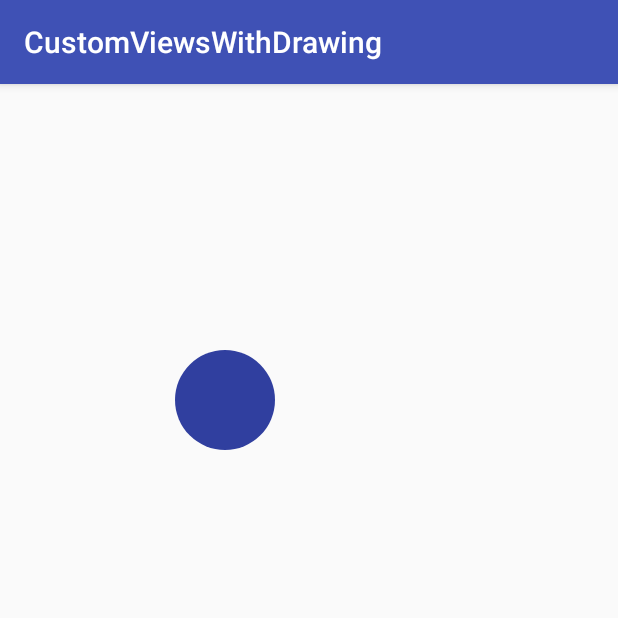
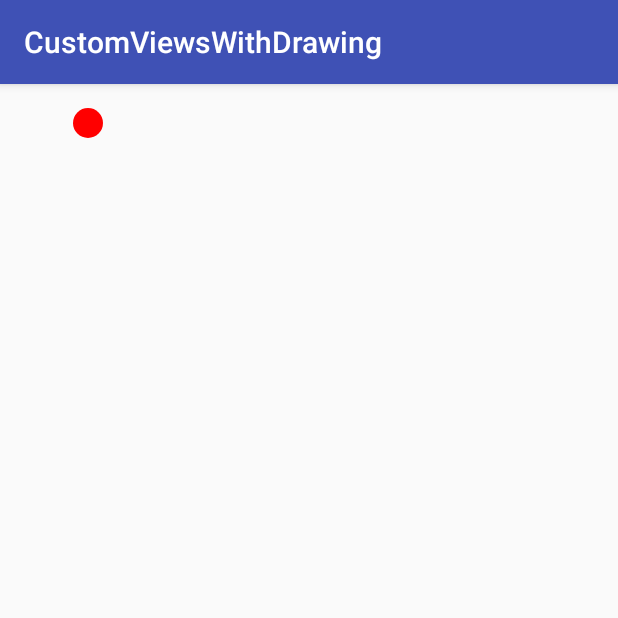
Before and after one commit to Shawn-Speaks/Ricochet, an Android app: the screen it shows after launch (MainActivity), on a phone screen of 412 x 824 dp, the top half of it. Run offline under Robolectric (Android 15) with nearby library versions, the phone set to English and light mode, and no system bars.

Commit message:
One circle bouncing w/ attributes defined in XML

```diff
--- a/app/src/main/java/shawn/c4q/nyc/customviewswithdrawing/DrawingView.java
+++ b/app/src/main/java/shawn/c4q/nyc/customviewswithdrawing/DrawingView.java
@@ -14,23 +14,15 @@ import android.view.View;
 
 public class DrawingView extends View {
 
-    int radius = 50;
-    int rightBound = getWidth()-radius;
-    int leftBound = radius;
-    int centerx = radius;
-    int centery = radius;
+    int radius;
+    int centerx;
+    int centery;
     int xSpeed;
     int ySpeed;
-
-
-
     int directionx = 1;
     int directiony = 1;
-
     private int paintColor;
-
     private Paint drawPaint;
-
 
     public DrawingView(Context context, AttributeSet attrs) {
         super(context, attrs);
@@ -40,7 +32,9 @@ public class DrawingView extends View {
             int attr = array.getIndex(i);
             switch(attr){
                 case R.styleable.DrawingView_radius:
-                    radius = array.getInteger(attr, 0);
+                    radius = (int) array.getDimension(attr, 0);
+                    centerx = getLeft() + radius;
+                    centery = getTop() + radius;
                     break;
                 case R.styleable.DrawingView_xSpeed:
                     xSpeed = (int) array.getDimension(attr, 0);
@@ -77,30 +71,21 @@ public class DrawingView extends View {
 
             if(centerx >= getWidth()-radius){
                 directionx*= -1;
-                radius+=1;
+//                radius+=1;
             }
             if(centerx < radius){
                 directionx*= -1;
-                radius+=1;
+//                radius+=1;
             }
-
-            if(centery >= getBottom()){
+            if(centery >= getBottom()-radius){
                 directiony*= -1;
-                radius+=1;
-
+//                radius+=1;
             }
-            if(centery < getTop()){
-                directiony*= -1;
-                radius+=1;
+            if(centery < getTop()) {
+                directiony *= -1;
+//                radius += 1;
             }
-
-
-
-
             centerx += directionx * xSpeed;
-            centery += directiony * ySpeed*2;
-
+            centery += directiony * ySpeed;
     }
-
-
 }
--- a/app/src/main/res/layout/activity_main.xml
+++ b/app/src/main/res/layout/activity_main.xml
@@ -1,21 +1,25 @@
 <?xml version="1.0" encoding="utf-8"?>
 <RelativeLayout
     xmlns:android="http://schemas.android.com/apk/res/android"
-    xmlns:custom="http://schemas.android.com/apk/res-auto"
+    xmlns:app="http://schemas.android.com/apk/res-auto"
     xmlns:tools="http://schemas.android.com/tools"
     android:id="@+id/activity_main"
+    android:orientation="vertical"
+    android:padding="16dp"
     android:layout_width="match_parent"
     android:layout_height="match_parent"
     tools:context="shawn.c4q.nyc.customviewswithdrawing.MainActivity">
 
     <shawn.c4q.nyc.customviewswithdrawing.DrawingView
-        android:layout_width="wrap_content"
-        android:layout_height="wrap_content"
-        custom:ballColor="@color/colorPrimaryDark"
-        custom:xSpeed="17dp"
-        custom:ySpeed="13dp"
-        custom:radius="50dp"
+        android:id="@+id/ball_1"
+        android:layout_width="match_parent"
+        android:layout_height="200dp"
+        app:ballColor="#ff0000"
+        app:xSpeed="5dp"
+        app:radius="10dp"
         />
 
 
+
+
 </RelativeLayout>
--- a/app/src/main/res/values/attrs.xml
+++ b/app/src/main/res/values/attrs.xml
@@ -2,9 +2,8 @@
 <resources>
     <declare-styleable name="DrawingView">
         <attr name="xSpeed" format="dimension"> </attr>
-        <attr name="ySpeed" formmat="dimension"> </attr>
-
-        <attr name="radius" format="dimension"></attr>
+        <attr name="ySpeed" format="dimension"> </attr>
+        <attr name="radius" format="dimension" />
         <attr name="ballColor" format="color"> </attr>
     </declare-styleable>
 </resources>
```
